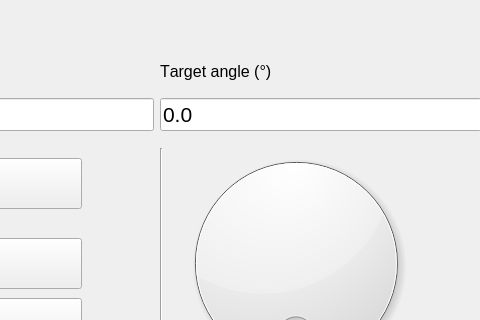
Before: the Qt Designer form qtClient/src/mainwindow.ui in Alexandre-Carpentier/lexitek-rotation-table, drawn with Qt 5; both pictures show x 169 to 649 and y 122 to 442 of the 649 by 630 pixel window.
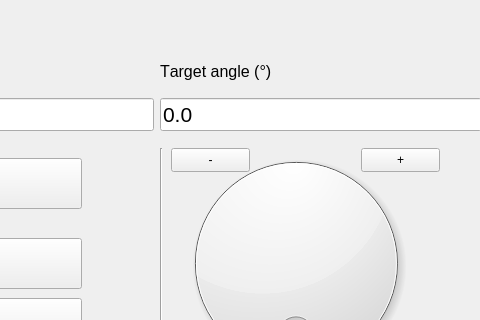
After: the same form once the commit is applied. Icons and pictures are not drawn.

```diff
--- a/qtClient/src/mainwindow.ui
+++ b/qtClient/src/mainwindow.ui
@@ -269,6 +269,32 @@
      <string>calibrated?</string>
     </property>
    </widget>
+   <widget class="QPushButton" name="minusBtn">
+    <property name="geometry">
+     <rect>
+      <x>340</x>
+      <y>270</y>
+      <width>79</width>
+      <height>24</height>
+     </rect>
+    </property>
+    <property name="text">
+     <string>-</string>
+    </property>
+   </widget>
+   <widget class="QPushButton" name="plusBtn">
+    <property name="geometry">
+     <rect>
+      <x>530</x>
+      <y>270</y>
+      <width>79</width>
+      <height>24</height>
+     </rect>
+    </property>
+    <property name="text">
+     <string>+</string>
+    </property>
+   </widget>
   </widget>
   <widget class="QStatusBar" name="statusbar"/>
   <action name="actionthis_file">
```
Left out of the diff: 13 changed lines with no effect on the pictures.
